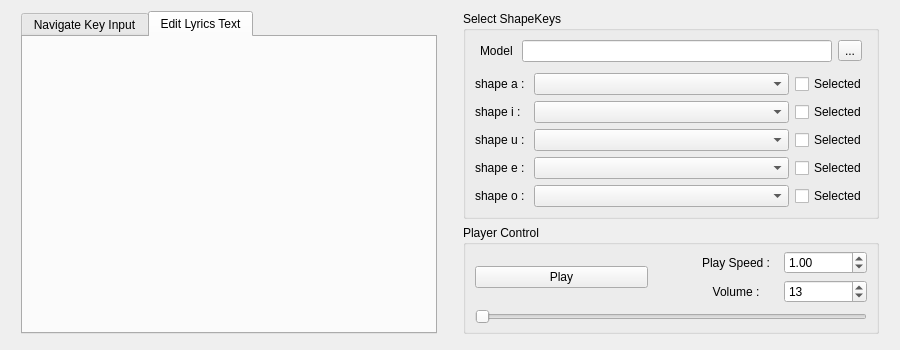
Qt form src/mainwidget.ui (Ndgt/AnimateBlendShape) before a commit.
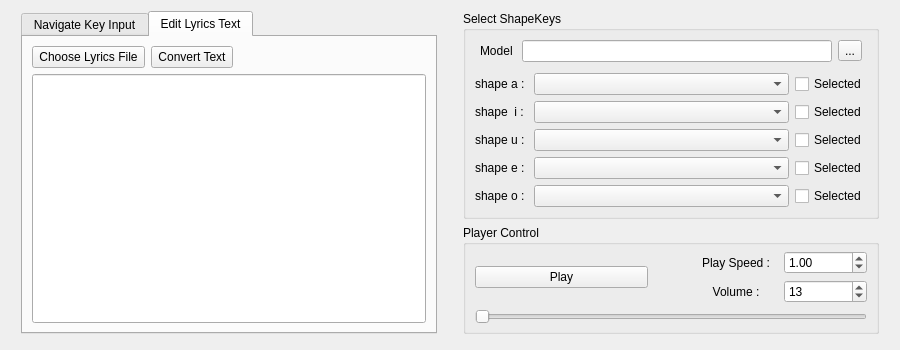
The same form after that commit. The open tabs and pages were chosen to show the change.

Diff of the .ui file:
```diff
--- a/src/mainwidget.ui
+++ b/src/mainwidget.ui
@@ -57,6 +57,53 @@
         <attribute name="title">
          <string>Edit Lyrics Text</string>
         </attribute>
+        <layout class="QVBoxLayout" name="verticalLayout_12">
+         <item>
+          <layout class="QVBoxLayout" name="verticalLayout_11">
+           <item>
+            <layout class="QHBoxLayout" name="horizontalLayout_2">
+             <item>
+              <widget class="QPushButton" name="ChooseLyricsButton">
+               <property name="text">
+                <string> Choose Lyrics File </string>
+               </property>
+              </widget>
+             </item>
+             <item>
+              <widget class="QPushButton" name="ConvertTextButton">
+               <property name="text">
+                <string> Convert Text </string>
+               </property>
+              </widget>
+             </item>
+             <item>
+              <spacer name="horizontalSpacer_2">
+               <property name="orientation">
+                <enum>Qt::Orientation::Horizontal</enum>
+               </property>
+               <property name="sizeHint" stdset="0">
+                <size>
+                 <width>40</width>
+                 <height>20</height>
+                </size>
+               </property>
+              </spacer>
+             </item>
+            </layout>
+           </item>
+           <item>
+            <widget class="QLineEdit" name="lineEdit_2">
+             <property name="sizePolicy">
+              <sizepolicy hsizetype="Expanding" vsizetype="Expanding">
+               <horstretch>0</horstretch>
+               <verstretch>0</verstretch>
+              </sizepolicy>
+             </property>
+            </widget>
+           </item>
+          </layout>
+         </item>
+        </layout>
        </widget>
       </widget>
      </item>
@@ -149,7 +196,7 @@
                 <item>
                  <widget class="QLabel" name="label_5">
                   <property name="text">
-                   <string>shape i : </string>
+                   <string>shape  i : </string>
                   </property>
                  </widget>
                 </item>
```
Left out of the diff: 2 changed lines with no effect on the pictures.
